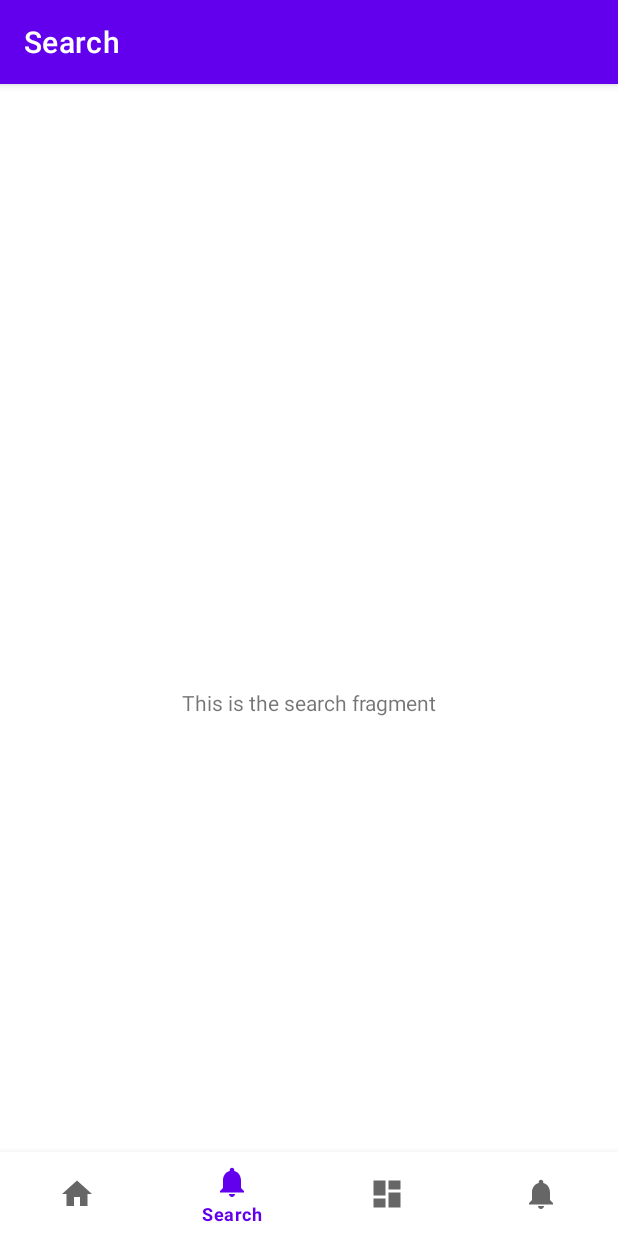
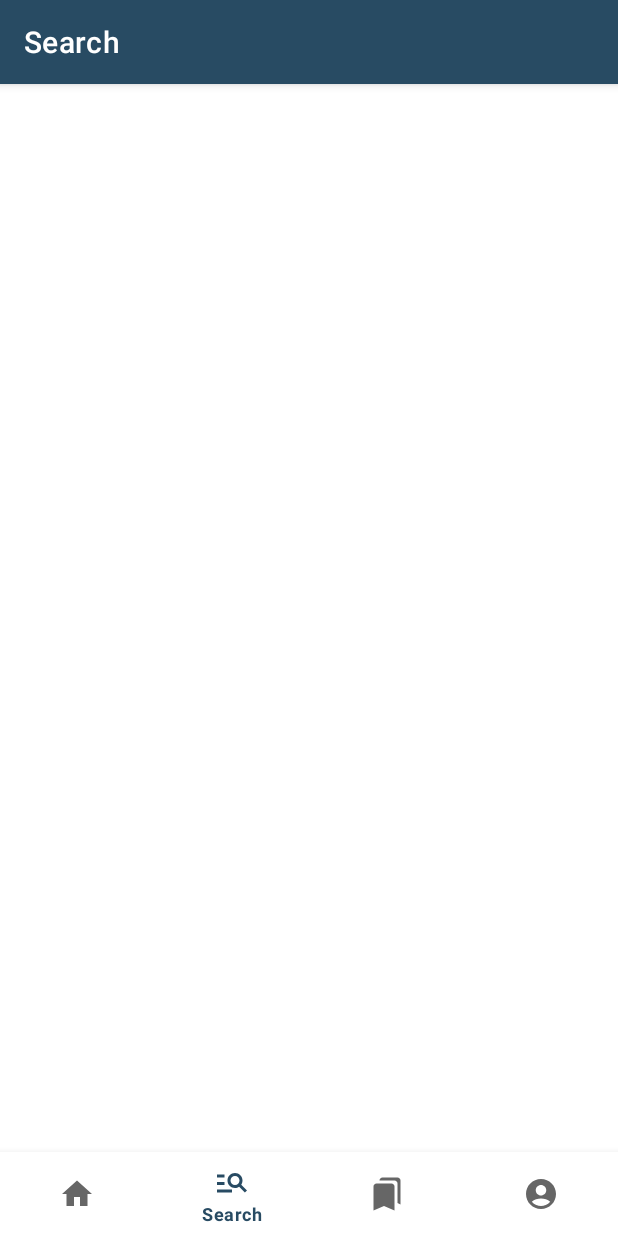
Before and after one commit to cakekxtx/TMClone, an Android app: the SearchFragment screen opened through its navigation route, on a phone screen of 412 x 824 dp. Run offline under Robolectric (Android 15) with nearby library versions, the phone set to English and light mode, and no system bars; our stand-ins replace navigation-ui.

Commit message:
finish setup navigation and themse

```diff
--- a/app/src/main/AndroidManifest.xml
+++ b/app/src/main/AndroidManifest.xml
@@ -1,7 +1,8 @@
 <?xml version="1.0" encoding="utf-8"?>
 <manifest xmlns:android="http://schemas.android.com/apk/res/android"
     xmlns:tools="http://schemas.android.com/tools">
-
+    <uses-permission android:name="android.permission.INTERNET"></uses-permission>
+    <uses-permission android:name="android.permission.ACCESS_NETWORK_STATE"></uses-permission>
     <application
         android:allowBackup="true"
         android:dataExtractionRules="@xml/data_extraction_rules"
--- /dev/null
+++ b/app/src/main/res/drawable/bookmars_vector.xml
@@ -0,0 +1,5 @@
+<vector xmlns:android="http://schemas.android.com/apk/res/android" android:height="24dp" android:tint="#353535" android:viewportHeight="24" android:viewportWidth="24" android:width="24dp">
+
+    <path android:fillColor="@android:color/white" android:pathData="M19,18l2,1V3c0,-1.1 -0.9,-2 -2,-2H8.99C7.89,1 7,1.9 7,3h10c1.1,0 2,0.9 2,2v13zM15,5H5c-1.1,0 -2,0.9 -2,2v16l7,-3 7,3V7c0,-1.1 -0.9,-2 -2,-2z"/>
+
+</vector>
--- a/app/src/main/res/drawable/ic_home_black_24dp.xml
+++ b/app/src/main/res/drawable/ic_home_black_24dp.xml
@@ -4,6 +4,6 @@
     android:viewportWidth="24.0"
     android:viewportHeight="24.0">
     <path
-        android:fillColor="#FF000000"
+        android:fillColor="#353535"
         android:pathData="M10,20v-6h4v6h5v-8h3L12,3 2,12h3v8z" />
 </vector>
--- /dev/null
+++ b/app/src/main/res/drawable/profile_vector.xml
@@ -0,0 +1,5 @@
+<vector xmlns:android="http://schemas.android.com/apk/res/android" android:height="24dp" android:tint="#353535" android:viewportHeight="24" android:viewportWidth="24" android:width="24dp">
+
+    <path android:fillColor="@android:color/white" android:pathData="M12,2C6.48,2 2,6.48 2,12s4.48,10 10,10s10,-4.48 10,-10S17.52,2 12,2zM12,6c1.93,0 3.5,1.57 3.5,3.5S13.93,13 12,13s-3.5,-1.57 -3.5,-3.5S10.07,6 12,6zM12,20c-2.03,0 -4.43,-0.82 -6.14,-2.88C7.55,15.8 9.68,15 12,15s4.45,0.8 6.14,2.12C16.43,19.18 14.03,20 12,20z"/>
+
+</vector>
--- /dev/null
+++ b/app/src/main/res/drawable/search_vector.xml
@@ -0,0 +1,5 @@
+<vector xmlns:android="http://schemas.android.com/apk/res/android" android:autoMirrored="true" android:height="24dp" android:tint="#353535" android:viewportHeight="24" android:viewportWidth="24" android:width="24dp">
+
+    <path android:fillColor="@android:color/white" android:pathData="M7,9H2V7h5V9zM7,12H2v2h5V12zM20.59,19l-3.83,-3.83C15.96,15.69 15.02,16 14,16c-2.76,0 -5,-2.24 -5,-5s2.24,-5 5,-5s5,2.24 5,5c0,1.02 -0.31,1.96 -0.83,2.75L22,17.59L20.59,19zM17,11c0,-1.65 -1.35,-3 -3,-3s-3,1.35 -3,3s1.35,3 3,3S17,12.65 17,11zM2,19h10v-2H2V19z"/>
+
+</vector>
--- a/app/src/main/res/layout/fragment_search.xml
+++ b/app/src/main/res/layout/fragment_search.xml
@@ -5,15 +5,4 @@
     android:id="@+id/frameLayout"
     android:layout_width="match_parent"
     android:layout_height="match_parent"
-    tools:context=".ui.search.SearchFragment">
-
-    <TextView
-        android:id="@+id/textView2"
-        android:layout_width="wrap_content"
-        android:layout_height="wrap_content"
-        android:text="This is the search fragment"
-        app:layout_constraintBottom_toBottomOf="parent"
-        app:layout_constraintEnd_toEndOf="parent"
-        app:layout_constraintStart_toStartOf="parent"
-        app:layout_constraintTop_toTopOf="parent" />
-</androidx.constraintlayout.widget.ConstraintLayout>
+    tools:context=".ui.search.SearchFragment"/>
--- a/app/src/main/res/menu/bottom_nav_menu.xml
+++ b/app/src/main/res/menu/bottom_nav_menu.xml
@@ -8,17 +8,17 @@
 
     <item
         android:id="@+id/navigation_search"
-        android:icon="@drawable/ic_notifications_black_24dp"
+        android:icon="@drawable/search_vector"
         android:title="@string/title_search" />
 
     <item
         android:id="@+id/navigation_bookmarks"
-        android:icon="@drawable/ic_dashboard_black_24dp"
+        android:icon="@drawable/bookmars_vector"
         android:title="@string/title_bookmarks" />
 
     <item
         android:id="@+id/navigation_profile"
-        android:icon="@drawable/ic_notifications_black_24dp"
+        android:icon="@drawable/profile_vector"
         android:title="@string/title_profile" />
 
 
--- a/app/src/main/res/values/colors.xml
+++ b/app/src/main/res/values/colors.xml
@@ -7,4 +7,9 @@
     <color name="teal_700">#FF018786</color>
     <color name="black">#FF000000</color>
     <color name="white">#FFFFFFFF</color>
+
+    <color name="dark_grey">#353535</color>
+    <color name="dark_turquoise">#3C6E71</color>
+    <color name="grey">#D9D9D9</color>
+    <color name="blue">#284b63</color>
 </resources>
--- a/app/src/main/res/values/themes.xml
+++ b/app/src/main/res/values/themes.xml
@@ -2,12 +2,12 @@
     <!-- Base application theme. -->
     <style name="Theme.TMClone" parent="Theme.MaterialComponents.DayNight.DarkActionBar">
         <!-- Primary brand color. -->
-        <item name="colorPrimary">@color/purple_500</item>
-        <item name="colorPrimaryVariant">@color/purple_700</item>
+        <item name="colorPrimary">@color/blue</item>
+        <item name="colorPrimaryVariant">@color/dark_turquoise</item>
         <item name="colorOnPrimary">@color/white</item>
         <!-- Secondary brand color. -->
-        <item name="colorSecondary">@color/teal_200</item>
-        <item name="colorSecondaryVariant">@color/teal_700</item>
+        <item name="colorSecondary">@color/dark_turquoise</item>
+        <item name="colorSecondaryVariant">@color/dark_grey</item>
         <item name="colorOnSecondary">@color/black</item>
         <!-- Status bar color. -->
         <item name="android:statusBarColor">?attr/colorPrimaryVariant</item>
```
